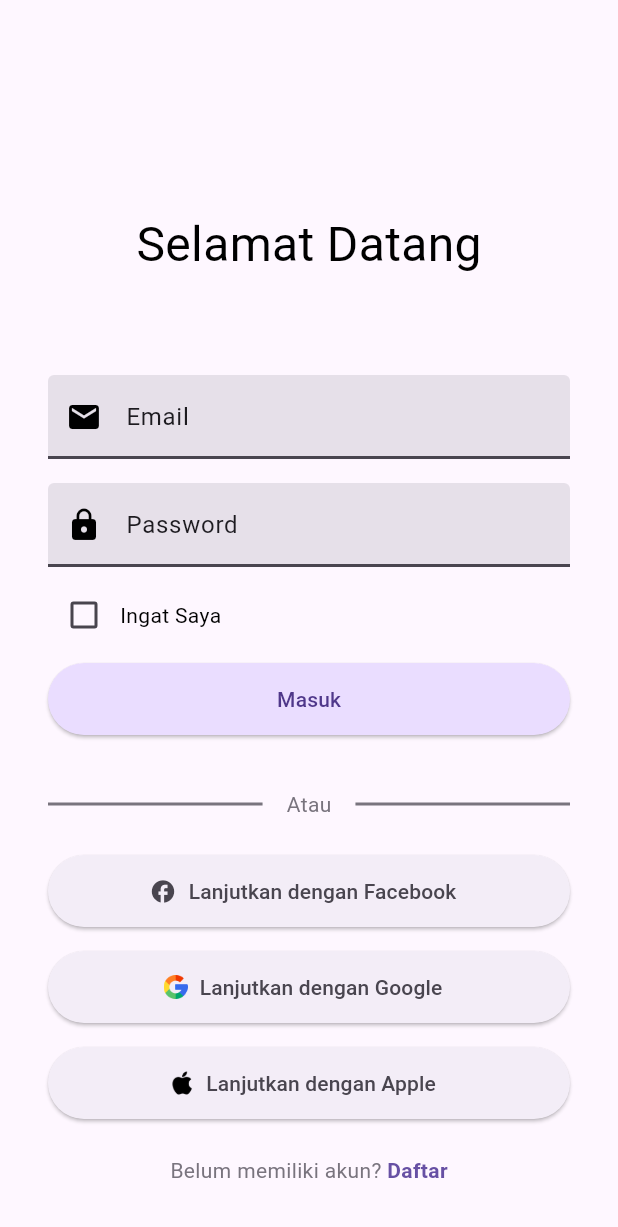
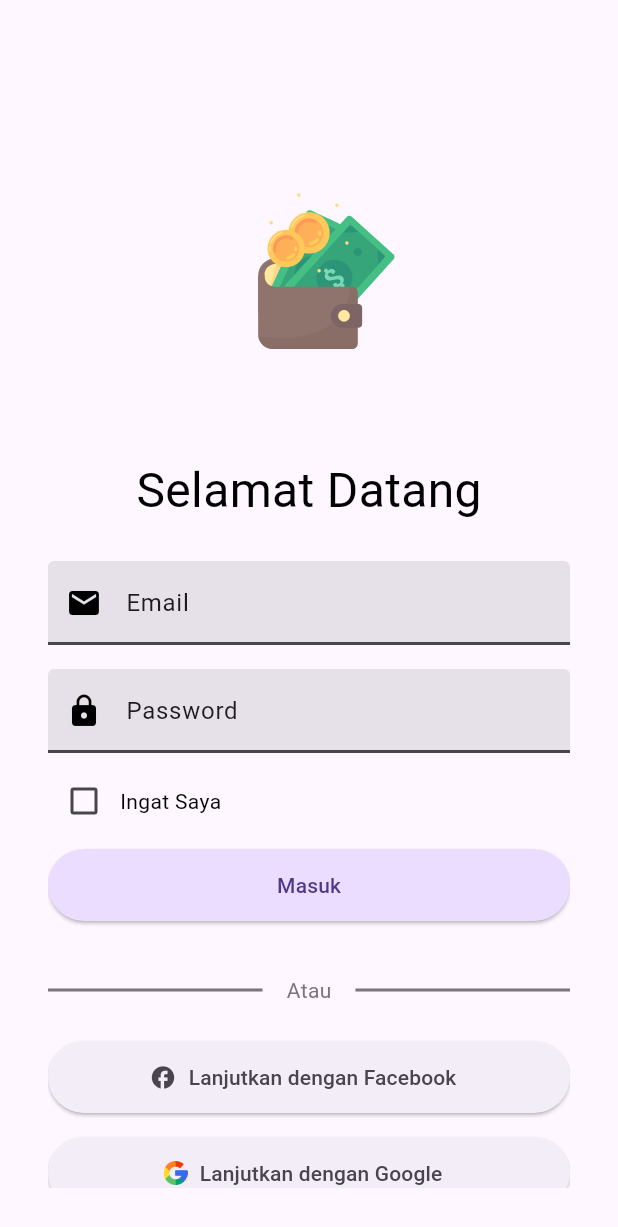
Before and after one commit to gerrybagaskoro/tugas_13_ppkdjp_mpro_b3_2025, a Flutter app: the screen it shows after launch, on a phone screen of 412 x 824 dp. Shown: the top 1227 px of the screen. Run offline on Flutter 3.47's test engine with Material 3 defaults, Android fonts, the phone set to English and light mode, and no system bars; our stand-ins replace fl_chart, lottie, shared_preferences, sqflite; accounts and stored records are empty.

Commit message:
Add Lottie animation to login screen for enhanced user experience

```diff
--- a/lib/screens/login_screen.dart
+++ b/lib/screens/login_screen.dart
@@ -2,6 +2,7 @@
 
 import 'package:flutter/gestures.dart';
 import 'package:flutter/material.dart';
+import 'package:lottie/lottie.dart';
 import 'package:tugas_13_laporan_keuangan_harian/extensions/navigations.dart';
 import 'package:tugas_13_laporan_keuangan_harian/preference/shared_preference.dart';
 import 'package:tugas_13_laporan_keuangan_harian/screens/dashboard_screen.dart';
@@ -60,8 +61,13 @@ class _LoginScreenState extends State<LoginScreen> {
             crossAxisAlignment: CrossAxisAlignment.center,
             children: [
               Padding(padding: const EdgeInsets.all(8)),
-              SizedBox(height: 92),
-              // Center(),
+              const SizedBox(height: 16),
+              Lottie.asset(
+                'assets/images/animations/wallet_animation.json',
+                height: 240,
+                width: 240,
+                fit: BoxFit.contain,
+              ),
               Text(
                 'Selamat Datang',
                 style: TextStyle(
@@ -70,7 +76,7 @@ class _LoginScreenState extends State<LoginScreen> {
                   color: Colors.black,
                 ),
               ),
-              SizedBox(height: 64),
+              SizedBox(height: 24),
               Form(
                 key: _formKey,
                 autovalidateMode: AutovalidateMode.onUserInteraction,
```
